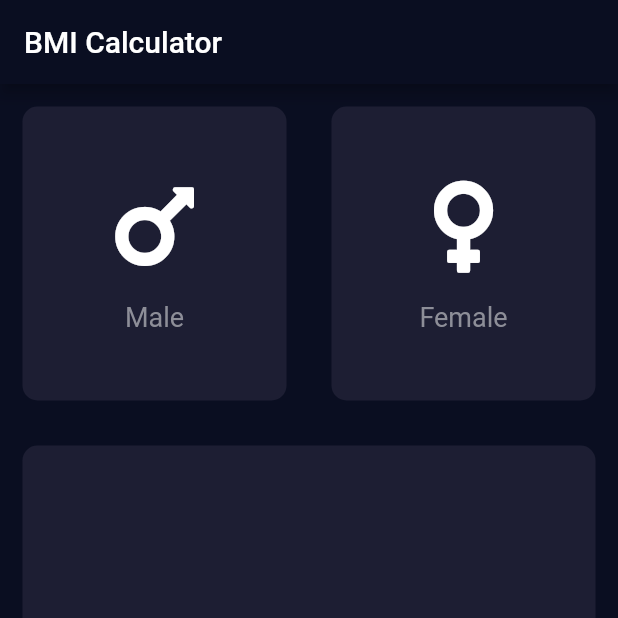
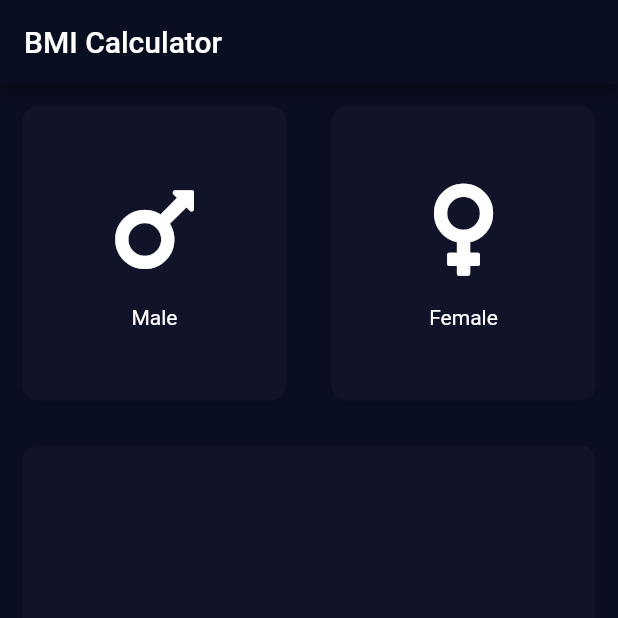
Before and after one commit to usmanhaider461/bmi_flutter_app, a Flutter app: the InputPage screen opened directly, on a phone screen of 412 x 824 dp, the top half of it. Run offline on Flutter 3.47's test engine with Material 2 defaults, Android fonts, the phone set to English and light mode, and no system bars; our stand-ins replace font_awesome_flutter; statements that could not run were skipped.

Commit message:
Gesture and Card Colours are changes and added

```diff
--- a/lib/Icon-Content.dart
+++ b/lib/Icon-Content.dart
@@ -20,7 +20,9 @@ class IconContent extends StatelessWidget {
         ),
         Text(
           label,
-          style: TextStyle(fontSize: 18.0, color: Color(0xFF8D8E98)),
+          style: TextStyle(
+            fontSize: 14.0,
+          ),
         )
       ],
     );
--- a/lib/input_page.dart
+++ b/lib/input_page.dart
@@ -5,8 +5,9 @@ import 'Icon-Content.dart';
 import 'reuseable_card.dart';
 
 const BottomContainerHeight = 80.0;
-const ContainerColour = Color(0xff1d1e33);
-const BottomContainerColour = Color(0xFFEB1555);
+const activeCardColour = Color(0xff1d1e33);
+const inactiveCardColour = Color(0xff111328);
+const BottomContainerCardColour = Color(0xFFEB1555);
 
 class InputPage extends StatefulWidget {
   @override
@@ -14,6 +15,27 @@ class InputPage extends StatefulWidget {
 }
 
 class _InputPageState extends State<InputPage> {
+  Color maleCardColour = inactiveCardColour;
+  Color femaleCardColour = inactiveCardColour;
+  void updateColour(int gender) {
+    // male card get pressed
+    if(gender == 1) {
+      if(maleCardColour == inactiveCardColour) {
+        maleCardColour = activeCardColour;
+        femaleCardColour = inactiveCardColour;
+      } else {
+        maleCardColour = inactiveCardColour;
+      }
+    } // female card get pressed
+    else {
+      if(femaleCardColour == inactiveCardColour) {
+        femaleCardColour = activeCardColour;
+        maleCardColour = inactiveCardColour;
+      } else {
+        femaleCardColour = inactiveCardColour;
+      }
+    }
+  }
   @override
   Widget build(BuildContext context) {
     return Scaffold(
@@ -26,33 +48,50 @@ class _InputPageState extends State<InputPage> {
               child: Row(
                 children: [
                   Expanded(
+                    child: GestureDetector(
+                      onTap: (){
+                        setState(() {
+                          updateColour(1);
+                        });
+                      },
                       child: ReusableCard(
-                      colour: ContainerColour,
+                        colour: maleCardColour,
                         cardChild: IconContent(
                           icon: FontAwesomeIcons.mars,
                           label: 'Male',
                         ),
                       ),
                     ),
+                  ),
                   Expanded(
+                      child: GestureDetector(
+                        onTap: (){
+                          setState(() {
+                            updateColour(2);
+                          });
+                        },
                         child: ReusableCard(
-                    colour: ContainerColour,
-                    cardChild: IconContent(icon: FontAwesomeIcons.venus, label: 'Female',),
+                    colour: femaleCardColour,
+                    cardChild: IconContent(
+                        icon: FontAwesomeIcons.venus,
+                        label: 'Female',
+                    ),
+                  ),
                       ))
                 ],
               ),
             ),
-            Expanded(child: ReusableCard(colour: ContainerColour)),
+            Expanded(child: ReusableCard(colour: inactiveCardColour)),
             Expanded(
               child: Row(
                 children: [
-                  Expanded(child: ReusableCard(colour: ContainerColour)),
-                  Expanded(child: ReusableCard(colour: ContainerColour))
+                  Expanded(child: ReusableCard(colour: inactiveCardColour)),
+                  Expanded(child: ReusableCard(colour: inactiveCardColour))
                 ],
               ),
             ),
             Container(
-              color: BottomContainerColour,
+              color: BottomContainerCardColour,
               margin: EdgeInsets.only(top: 10.0),
               width: double.infinity,
               height: BottomContainerHeight,
```
Lines whose indentation alone changed are shown as unchanged.
